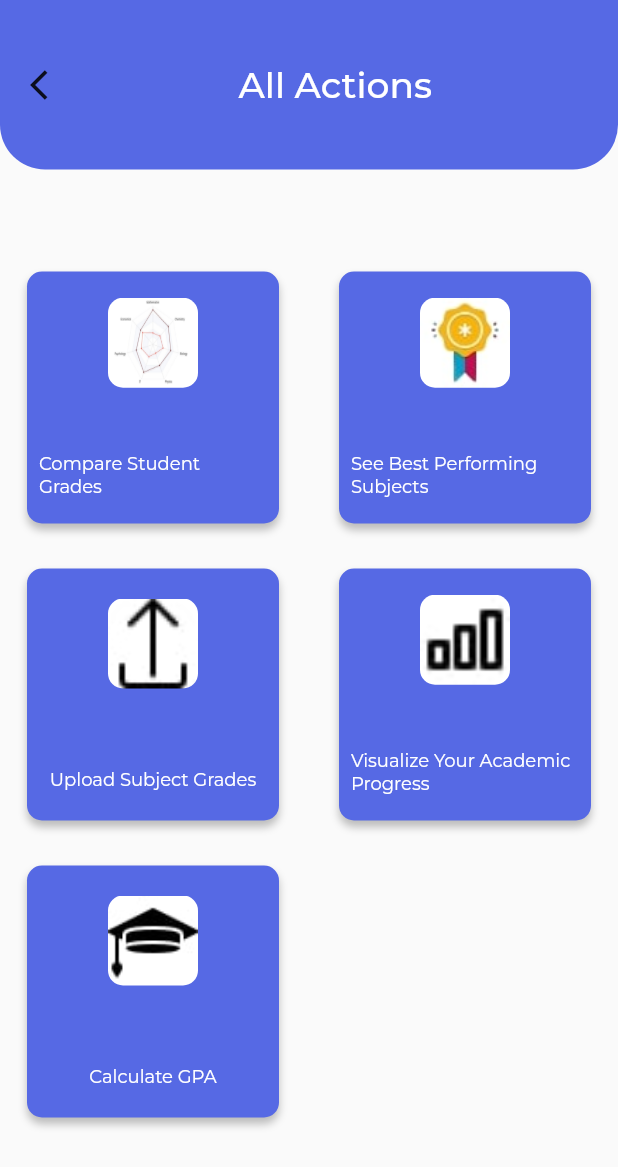
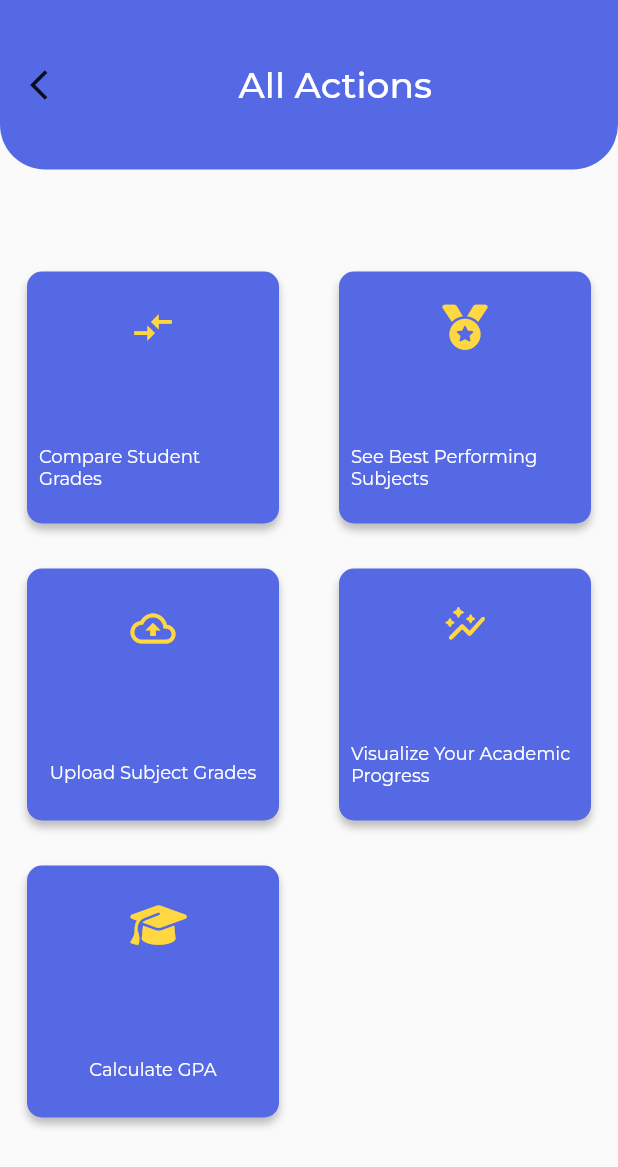
Before and after one commit to TheRealKwabena/gradify-flutter, a Flutter app: the HomePage screen opened by its route, after a tap on the "arrow forward ios" icon, on a phone screen of 412 x 824 dp. Shown: the top 1167 px of the screen. Run offline on Flutter 3.47's test engine with Material 2 defaults, Android fonts, the phone set to English and light mode, and no system bars; our stand-ins replace fl_chart, flutter_onboarding_slider, font_awesome_flutter, google_fonts.

Commit message:
feat: changed the icons for the respective actions

```diff
--- a/lib/components/action_card.dart
+++ b/lib/components/action_card.dart
@@ -4,11 +4,11 @@ import 'package:google_fonts/google_fonts.dart';
 import '../constants.dart';
 
 class MainActionCard extends StatelessWidget {
-  final String imageLink;
+  final IconData icon;
   final String text;
   final VoidCallback? onPressed;
 
-  MainActionCard({required this.imageLink, required this.text, this.onPressed});
+  MainActionCard({required this.icon, required this.text, this.onPressed});
   @override
   Widget build(BuildContext context) {
     return GestureDetector(
@@ -21,20 +21,10 @@ class MainActionCard extends StatelessWidget {
           child: Column(
             mainAxisAlignment: MainAxisAlignment.spaceAround,
             children: [
-              Container(
-                height: 60,
-                width: 60,
-                decoration: BoxDecoration(
-                  color: kHomePageMainColor,
-                  image: DecorationImage(
-                      image: AssetImage(
-                        imageLink,
-                      ),
-                      fit: BoxFit.fill),
-                  borderRadius: BorderRadius.all(
-                    Radius.circular(10.0),
-                  ),
-                ),
+              Icon(
+                icon,
+                size: 30.0,
+                color: Colors.amberAccent,
               ),
               SizedBox(
                 height: 5.0,
@@ -53,10 +43,9 @@ class MainActionCard extends StatelessWidget {
             borderRadius: BorderRadius.circular(10.0),
             boxShadow: [
               BoxShadow(
-                color: Color.fromRGBO(0, 0, 0, 0.25),
-                offset: Offset(0, 4),
-                blurRadius: 4.0
-              )
+                  color: Color.fromRGBO(0, 0, 0, 0.25),
+                  offset: Offset(0, 4),
+                  blurRadius: 4.0)
             ]),
       ),
     );
--- a/lib/pages/actions.dart
+++ b/lib/pages/actions.dart
@@ -1,6 +1,8 @@
 import 'package:flutter/material.dart';
+import 'package:font_awesome_flutter/font_awesome_flutter.dart';
 import 'package:google_fonts/google_fonts.dart';
 import 'package:gradify_flutter/constants.dart';
+
 import 'package:gradify_flutter/pages/gpa_calculation_page.dart';
 
 import '../components/action_card.dart';
@@ -59,25 +61,26 @@ class AllActionsPage extends StatelessWidget {
                     crossAxisCount: 2,
                     children: [
                       MainActionCard(
-                        imageLink: 'images/radar_chart.jpg',
+                        icon: Icons.compare_arrows_sharp,
                         text: 'Compare Student Grades',
                       ),
                       MainActionCard(
-                        imageLink: 'images/gold-medal-removebg-preview.jpg',
+                        icon: FontAwesomeIcons.medal,
                         text: 'See Best Performing Subjects',
                       ),
                       MainActionCard(
-                        imageLink: 'images/uploadicon.jpg',
+                        icon: Icons.cloud_upload_outlined,
                         text: 'Upload Subject Grades',
                       ),
                       MainActionCard(
-                        imageLink: 'images/bar-chart.jpg',
+                        icon: Icons.auto_graph_rounded,
                         text: 'Visualize Your Academic Progress',
                       ),
                       MainActionCard(
-                        imageLink: 'images/graduation-cap.jpg',
+                        icon: FontAwesomeIcons.graduationCap,
                         text: 'Calculate GPA',
-                        onPressed: () => Navigator.pushNamed(context, GPACalculationPage.id),
+                        onPressed: () =>
+                            Navigator.pushNamed(context, GPACalculationPage.id),
                       ),
                     ],
                   )),
--- a/lib/pages/home_page.dart
+++ b/lib/pages/home_page.dart
@@ -1,6 +1,8 @@
 import 'package:flutter/material.dart';
+import 'package:font_awesome_flutter/font_awesome_flutter.dart';
 import 'package:google_fonts/google_fonts.dart';
 import 'package:gradify_flutter/constants.dart';
+
 import 'package:gradify_flutter/pages/actions.dart';
 import 'package:gradify_flutter/pages/radar_chart.dart';
 import 'package:gradify_flutter/pages/upload_grade.dart';
@@ -141,7 +143,7 @@ class _HomePageState extends State<HomePage> {
                       mainAxisAlignment: MainAxisAlignment.spaceBetween,
                       children: [
                         MainActionCard(
-                          imageLink: 'images/radar_chart.jpg',
+                          icon: Icons.compare_arrows_sharp,
                           text: 'Compare Student Grades',
                           onPressed: () {
                             Navigator.pushNamed(
@@ -149,7 +151,7 @@ class _HomePageState extends State<HomePage> {
                           },
                         ),
                         MainActionCard(
-                          imageLink: 'images/gold-medal-removebg-preview.jpg',
+                          icon: FontAwesomeIcons.medal,
                           text: 'See Best Performing Subjects',
                         ),
                         //MainActionCard(imageLink:'images/gold-medal-removebg-preview.jpg', text: 'Compare Student Grades',),
@@ -160,14 +162,14 @@ class _HomePageState extends State<HomePage> {
                     mainAxisAlignment: MainAxisAlignment.spaceBetween,
                     children: [
                       MainActionCard(
-                        imageLink: 'images/uploadicon.jpg',
+                        icon: Icons.cloud_upload_outlined,
                         text: 'Upload Subject Grades',
                         onPressed: () {
                           Navigator.pushNamed(context, UploadGradePage.id);
                         },
                       ),
                       MainActionCard(
-                        imageLink: 'images/bar-chart.jpg',
+                        icon: Icons.auto_graph_rounded,
                         text: 'Visualize Your Academic Progress',
                       ),
                       //MainActionCard(imageLink:'images/gold-medal-removebg-preview.jpg', text: 'Compare Student Grades',),
--- a/pubspec.yaml
+++ b/pubspec.yaml
@@ -38,6 +38,7 @@ dependencies:
   google_fonts: ^4.0.4
   flutter_onboarding_slider: ^1.0.9
   fl_chart: ^0.62.0
+  font_awesome_flutter: ^10.4.0
 
 dev_dependencies:
   flutter_test:
```
Also changed, not shown: pubspec.lock.
